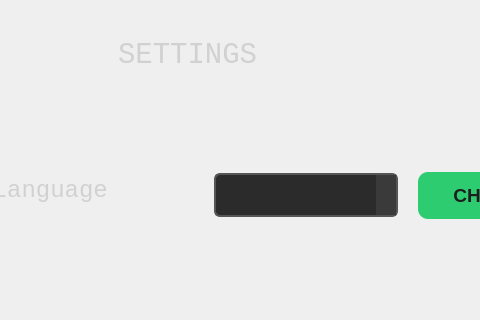
The window that forms/mainwindow.ui (minnesangg/Cerberus) describes before a commit, drawn with Qt 5; both pictures show x 416 to 896 and y 0 to 320 of the 1000 by 700 pixel window.
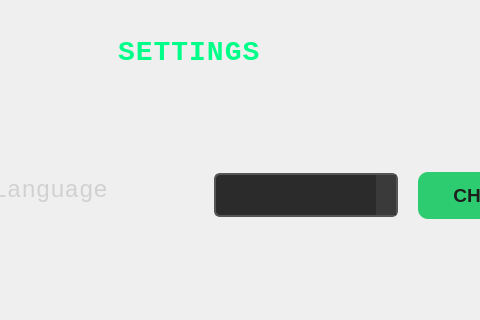
The same window after the commit. The open tabs and pages were chosen to show the change. Icons and pictures are not drawn.

Diff of the .ui file:
```diff
--- a/forms/mainwindow.ui
+++ b/forms/mainwindow.ui
@@ -2064,8 +2064,8 @@
          <rect>
           <x>270</x>
           <y>20</y>
-          <width>211</width>
-          <height>80</height>
+          <width>261</width>
+          <height>81</height>
          </rect>
         </property>
         <layout class="QVBoxLayout" name="settingsLabelLayout">
@@ -2074,14 +2074,21 @@
            <property name="font">
             <font>
              <family>Monospace</family>
-             <pointsize>22</pointsize>
+             <pointsize>-1</pointsize>
+             <fontweight>DemiBold</fontweight>
             </font>
            </property>
            <property name="styleSheet">
             <string notr="true">QLabel {
-    color: #d1d1d1; 
-    margin-bottom: 10px; 
-}</string>
+    font-size: 28px;
+    font-weight: 600;
+    color: #00ff88;       
+    letter-spacing: 1px;   
+    padding: 10px 0;
+    margin-bottom: 15px;
+    border-bottom: 1px solid #1a3a2a; 
+}
+</string>
            </property>
            <property name="text">
             <string>SETTINGS</string>
```
Left out of the diff: 69 changed lines with no effect on the pictures.
